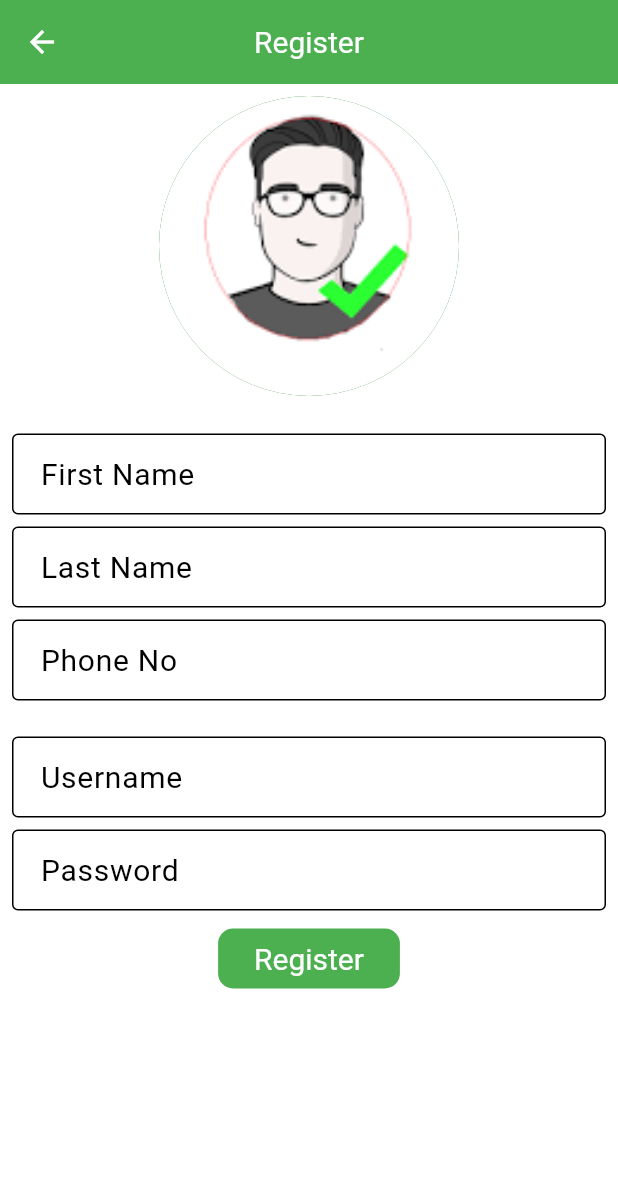
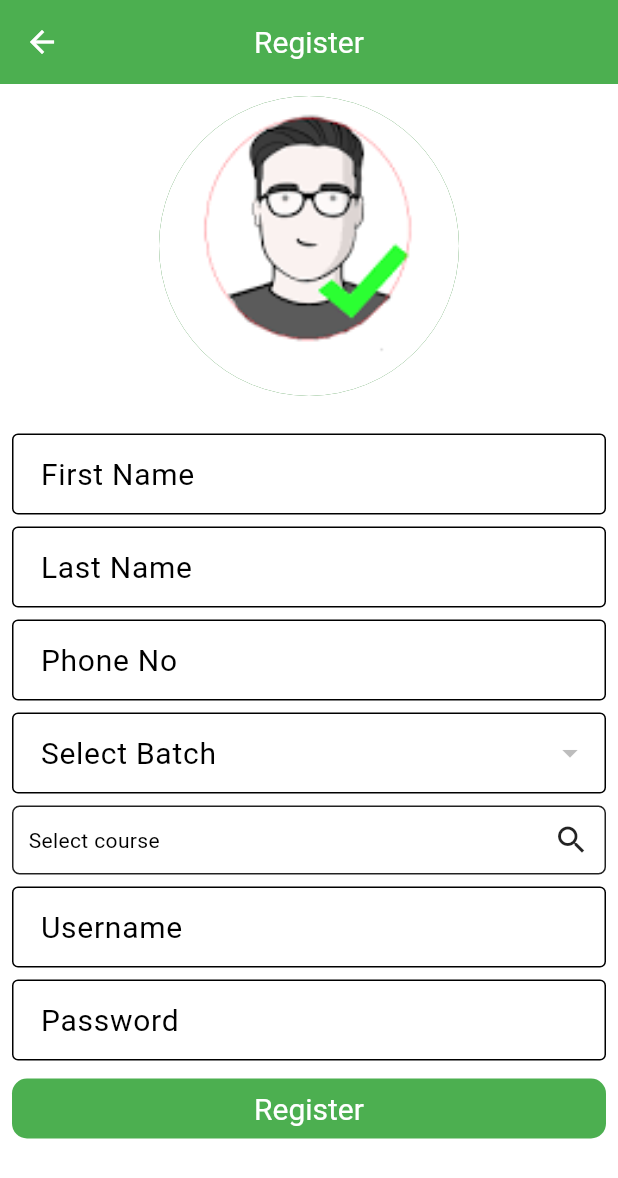
Before and after one commit to CrystalKhadka/student_management_clean_architecture, a Flutter app: the RegisterView screen opened directly, on a phone screen of 412 x 824 dp. Shown: the top 1178 px of the screen. Run offline on Flutter 3.47's test engine with Material 3 defaults, Android fonts, the phone set to English and light mode, and no system bars; drawn by our look-alikes of multi_select_flutter; our stand-ins replace dartz, dio, equatable, flutter_riverpod, hive_flutter, image_picker and 2 more; accounts and stored records are empty; Roboto replaces fonts that are missing (Montserrat).

```diff
--- a/lib/core/networking/local/hive_service.dart
+++ b/lib/core/networking/local/hive_service.dart
@@ -29,6 +29,11 @@ class HiveService {
     return batches;
   }
 
+  Future<void> deleteBatch(BatchHiveModel batch) async {
+    var box = await Hive.openBox<BatchHiveModel>(HiveTableConstant.batchBox);
+    await box.delete(batch.batchId);
+  }
+
   // ======================Course Queries================
   Future<void> addCourse(CourseHiveModel course) async {
     var box = await Hive.openBox<CourseHiveModel>(HiveTableConstant.courseBox);
@@ -40,4 +45,9 @@ class HiveService {
     var courses = box.values.toList();
     return courses;
   }
+
+  Future<void> deleteCourse(CourseHiveModel course) async {
+    var box = await Hive.openBox<CourseHiveModel>(HiveTableConstant.courseBox);
+    await box.delete(course.courseId);
+  }
 }
--- a/lib/features/auth/presentation/view/login_view.dart
+++ b/lib/features/auth/presentation/view/login_view.dart
@@ -91,7 +91,7 @@ class _LoginViewState extends ConsumerState<LoginView> {
                           //     .openHomeView();
                           // ref
                           //     .read(loginViewModelProvider.notifier)
-                          // .openBatchView();
+                          //     .openBatchView();
                           ref
                               .read(loginViewModelProvider.notifier)
                               .openCourseView();
--- a/lib/features/auth/presentation/view/register_view.dart
+++ b/lib/features/auth/presentation/view/register_view.dart
@@ -3,7 +3,13 @@ import 'dart:io';
 import 'package:flutter/material.dart';
 import 'package:flutter_riverpod/flutter_riverpod.dart';
 import 'package:image_picker/image_picker.dart';
+import 'package:multi_select_flutter/multi_select_flutter.dart';
 import 'package:permission_handler/permission_handler.dart';
+import 'package:student_management_starter/features/batch/domain/entity/batch_entity.dart';
+import 'package:student_management_starter/features/course/domain/entity/course_entity.dart';
+import 'package:student_management_starter/features/course/presentation/viewmodel/course_view_model.dart';
+
+import '../../../batch/presentation/viewmodel/batch_view_model.dart';
 
 class RegisterView extends ConsumerStatefulWidget {
   const RegisterView({super.key});
@@ -48,8 +54,15 @@ class _RegisterViewState extends ConsumerState<RegisterView> {
   final _passwordController = TextEditingController();
 
   bool isObscure = true;
+
+  BatchEntity? _dropDownValue;
+  final List<CourseEntity> _lstCourseSelected = [];
+
   @override
   Widget build(BuildContext context) {
+    var batchState = ref.watch(batchViewModelProvider);
+    var courseState = ref.watch(courseViewModelProvider);
+
     return Scaffold(
       appBar: AppBar(
         title: const Text('Register'),
@@ -154,78 +167,81 @@ class _RegisterViewState extends ConsumerState<RegisterView> {
                     }),
                   ),
                   _gap,
-                  // if (batchState.isLoading) ...{
-                  //   const Center(
-                  //     child: CircularProgressIndicator(),
-                  //   )
-                  // } else if (batchState.error != null) ...{
-                  //   Center(
-                  //     child: Text(batchState.error!),
-                  //   )
-                  // } else ...{
-                  //   DropdownButtonFormField<BatchEntity>(
-                  //     items: batchState.batches
-                  //         .map((e) => DropdownMenuItem<BatchEntity>(
-                  //               value: e,
-                  //               child: Text(e.batchName),
-                  //             ))
-                  //         .toList(),
-                  //     onChanged: (value) {
-                  //       _dropDownValue = value;
-                  //     },
-                  //     value: _dropDownValue,
-                  //     decoration: const InputDecoration(
-                  //       labelText: 'Select Batch',
-                  //     ),
-                  //     validator: ((value) {
-                  //       if (value == null) {
-                  //         return 'Please select batch';
-                  //       }
-                  //       return null;
-                  //     }),
-                  //   ),
-                  // },
+                  if (batchState.isLoading) ...{
+                    const Center(
+                      child: CircularProgressIndicator(),
+                    )
+                  } else if (batchState.error != null) ...{
+                    Center(
+                      child: Text(batchState.error!),
+                    )
+                  } else ...{
+                    DropdownButtonFormField<BatchEntity>(
+                      items: batchState.lstBatches
+                          .map((e) => DropdownMenuItem<BatchEntity>(
+                                value: e,
+                                child: Text(e.batchName),
+                              ))
+                          .toList(),
+                      onChanged: (value) {
+                        _dropDownValue = value;
+                      },
+                      value: _dropDownValue,
+                      decoration: const InputDecoration(
+                        labelText: 'Select Batch',
+                      ),
+                      validator: ((value) {
+                        if (value == null) {
+                          return 'Please select batch';
+                        }
+                        return null;
+                      }),
+                    ),
+                  },
                   _gap,
-                  // if (courseState.isLoading) ...{
-                  //   const Center(
-                  //     child: CircularProgressIndicator(),
-                  //   )
-                  // } else if (courseState.error != null) ...{
-                  //   Center(
-                  //     child: Text(courseState.error!),
-                  //   )
-                  // } else ...{
-                  //   MultiSelectDialogField(
-                  //     title: const Text('Select course'),
-                  //     items: courseState.courses
-                  //         .map(
-                  //           (course) => MultiSelectItem(
-                  //             course,
-                  //             course.courseName,
-                  //           ),
-                  //         )
-                  //         .toList(),
-                  //     listType: MultiSelectListType.CHIP,
-                  //     buttonText: const Text('Select course'),
-                  //     buttonIcon: const Icon(Icons.search),
-                  //     onConfirm: (values) {
-                  //       _lstCourseSelected.clear();
-                  //       _lstCourseSelected.addAll(values);
-                  //     },
-                  //     decoration: BoxDecoration(
-                  //       border: Border.all(
-                  //         color: Colors.grey,
-                  //       ),
-                  //       borderRadius: BorderRadius.circular(5),
-                  //     ),
-                  //     validator: ((value) {
-                  //       if (value == null || value.isEmpty) {
-                  //         return 'Please select courses';
-                  //       }
-                  //       return null;
-                  //     }),
-                  //   ),
-                  // },
+                  if (courseState.isLoading) ...{
+                    const Center(
+                      child: CircularProgressIndicator(),
+                    )
+                  } else if (courseState.error != null) ...{
+                    Center(
+                      child: Text(courseState.error!),
+                    )
+                  } else ...{
+                    MultiSelectDialogField(
+                      title: const Text('Select course'),
+                      items: courseState.lstCourses
+                          .map(
+                            (course) => MultiSelectItem(
+                              course,
+                              course.courseName,
+                            ),
+                          )
+                          .toList(),
+                      listType: MultiSelectListType.CHIP,
+                      buttonText: const Text(
+                        'Select course',
+                        style: TextStyle(color: Colors.black),
+                      ),
+                      buttonIcon: const Icon(Icons.search),
+                      onConfirm: (values) {
+                        _lstCourseSelected.clear();
+                        _lstCourseSelected.addAll(values);
+                      },
+                      decoration: BoxDecoration(
+                        border: Border.all(
+                          color: Colors.black87,
+                        ),
+                        borderRadius: BorderRadius.circular(5),
+                      ),
+                      validator: ((value) {
+                        if (value == null || value.isEmpty) {
+                          return 'Please select courses';
+                        }
+                        return null;
+                      }),
+                    ),
+                  },
                   _gap,
                   TextFormField(
                     controller: _usernameController,
@@ -264,12 +280,14 @@ class _RegisterViewState extends ConsumerState<RegisterView> {
                     }),
                   ),
                   _gap,
-
-                  ElevatedButton(
-                    onPressed: () {
-                      if (_key.currentState!.validate()) {}
-                    },
-                    child: const Text('Register'),
+                  SizedBox(
+                    width: double.infinity,
+                    child: ElevatedButton(
+                      onPressed: () {
+                        if (_key.currentState!.validate()) {}
+                      },
+                      child: const Text('Register'),
+                    ),
                   ),
                 ],
               ),
--- a/lib/features/batch/data/data_source/local/batch_local_datasource.dart
+++ b/lib/features/batch/data/data_source/local/batch_local_datasource.dart
@@ -52,4 +52,16 @@ class BatchLocalDataSource {
       return Left(Failure(error: e.toString()));
     }
   }
+
+  Future<Either<Failure, bool>> deleteBatch(BatchEntity batch) async {
+    try {
+      // Delete batches from Hive
+      final hiveBatch = batchHiveModel.fromEntity(batch);
+
+      await hiveService.deleteBatch(hiveBatch);
+      return const Right(true);
+    } catch (e) {
+      return Left(Failure(error: e.toString()));
+    }
+  }
 }
--- a/lib/features/batch/data/repository/batch_local_repository.dart
+++ b/lib/features/batch/data/repository/batch_local_repository.dart
@@ -25,4 +25,9 @@ class BatchLocalRepository implements IBatchRepository {
   Future<Either<Failure, List<BatchEntity>>> getAllBatches() {
     return batchLocalDataSource.getAllBatches();
   }
+
+  @override
+  Future<Either<Failure, bool>> deleteBatch(BatchEntity batch) {
+    return batchLocalDataSource.deleteBatch(batch);
+  }
 }
--- a/lib/features/batch/domain/repository/i_batch_repository.dart
+++ b/lib/features/batch/domain/repository/i_batch_repository.dart
@@ -4,11 +4,12 @@ import 'package:student_management_starter/core/failure/failure.dart';
 import 'package:student_management_starter/features/batch/data/repository/batch_local_repository.dart';
 import 'package:student_management_starter/features/batch/domain/entity/batch_entity.dart';
 
-final batchRepositoryProvider = Provider<IBatchRepository>((ref) {
-  return ref.read(batchLocalRepository);
+final batchRepositoryProvider = Provider((ref) {
+  return ref.watch(batchLocalRepository);
 });
 
 abstract class IBatchRepository {
   Future<Either<Failure, bool>> addBatch(BatchEntity batch);
   Future<Either<Failure, List<BatchEntity>>> getAllBatches();
+  Future<Either<Failure, bool>> deleteBatch(BatchEntity batch);
 }
--- a/lib/features/batch/domain/usecases/batch_usecase.dart
+++ b/lib/features/batch/domain/usecases/batch_usecase.dart
@@ -22,4 +22,8 @@ class BatchUseCase {
   Future<Either<Failure, List<BatchEntity>>> getAllBatches() {
     return iBatchRepository.getAllBatches();
   }
+
+  Future<Either<Failure, bool>> deleteBatch(BatchEntity batch) {
+    return iBatchRepository.deleteBatch(batch);
+  }
 }
--- a/lib/features/batch/presentation/viewmodel/batch_view_model.dart
+++ b/lib/features/batch/presentation/viewmodel/batch_view_model.dart
@@ -46,4 +46,18 @@ class BatchViewModel extends StateNotifier<BatchState> {
       state = state.copyWith(isLoading: false, lstBatches: r, error: null);
     });
   }
+
+  // for deleting batch
+  deleteBatch(BatchEntity batch) async {
+    state = state.copyWith(isLoading: true);
+    var data = await batchUseCase.deleteBatch(batch);
+    data.fold((l) {
+      state = state.copyWith(isLoading: false, error: l.error);
+      showMySnackBar(message: l.error, color: Colors.red);
+    }, (r) {
+      state = state.copyWith(isLoading: false, error: null);
+      showMySnackBar(message: 'Batch Deleted Successfully');
+    });
+    getAllBatches();
+  }
 }
--- a/lib/features/course/data/data_source/local/course_local_source.dart
+++ b/lib/features/course/data/data_source/local/course_local_source.dart
@@ -48,4 +48,18 @@ class CourseLocalSource {
       return Left(Failure(error: e.toString()));
     }
   }
+
+  // Delete Course
+  Future<Either<Failure, bool>> deleteCourse(CourseEntity course) async {
+    try {
+      // Convert Entity to Hive Object
+      final hiveCourse = courseHiveModel.fromEntity(course);
+
+      // Add to Hive
+      await hiveService.deleteCourse(hiveCourse);
+      return const Right(true);
+    } catch (e) {
+      return Left(Failure(error: e.toString()));
+    }
+  }
 }
--- a/lib/features/course/data/repository/course_local_repository.dart
+++ b/lib/features/course/data/repository/course_local_repository.dart
@@ -24,4 +24,9 @@ class CourseLocalRepository implements ICourseRepository {
   Future<Either<Failure, List<CourseEntity>>> getAllCourses() {
     return courseLocalDataSource.getAllCourses();
   }
+
+  @override
+  Future<Either<Failure, bool>> deleteCourse(CourseEntity course) {
+    return courseLocalDataSource.deleteCourse(course);
+  }
 }
--- a/lib/features/course/domain/repository/i_course_repository.dart
+++ b/lib/features/course/domain/repository/i_course_repository.dart
@@ -12,4 +12,5 @@ final courseRepositoryProvider = Provider<ICourseRepository>((ref) {
 abstract class ICourseRepository {
   Future<Either<Failure, bool>> addCourse(CourseEntity course);
   Future<Either<Failure, List<CourseEntity>>> getAllCourses();
+  Future<Either<Failure, bool>> deleteCourse(CourseEntity course);
 }
--- a/lib/features/course/domain/usecases/course_usecase.dart
+++ b/lib/features/course/domain/usecases/course_usecase.dart
@@ -19,4 +19,8 @@ class CourseUseCase {
   Future<Either<Failure, List<CourseEntity>>> getAllCourses() {
     return courseRepository.getAllCourses();
   }
+
+  Future<Either<Failure, bool>> deleteCourse(CourseEntity course) {
+    return courseRepository.deleteCourse(course);
+  }
 }
```
Also changed, not shown: lib/features/batch/presentation/view/batch_view.dart (+7 -1 lines), lib/features/course/presentation/view/course_view.dart (+8 -3 lines), lib/features/course/presentation/viewmodel/course_view_model.dart (+17 -1 lines).
